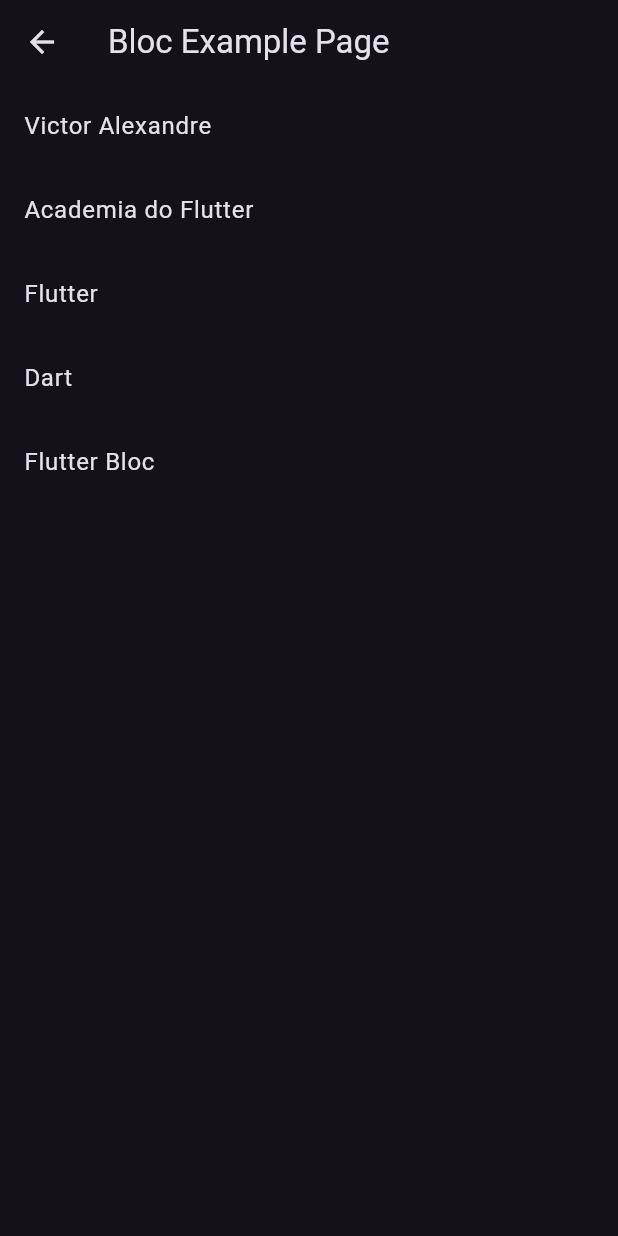
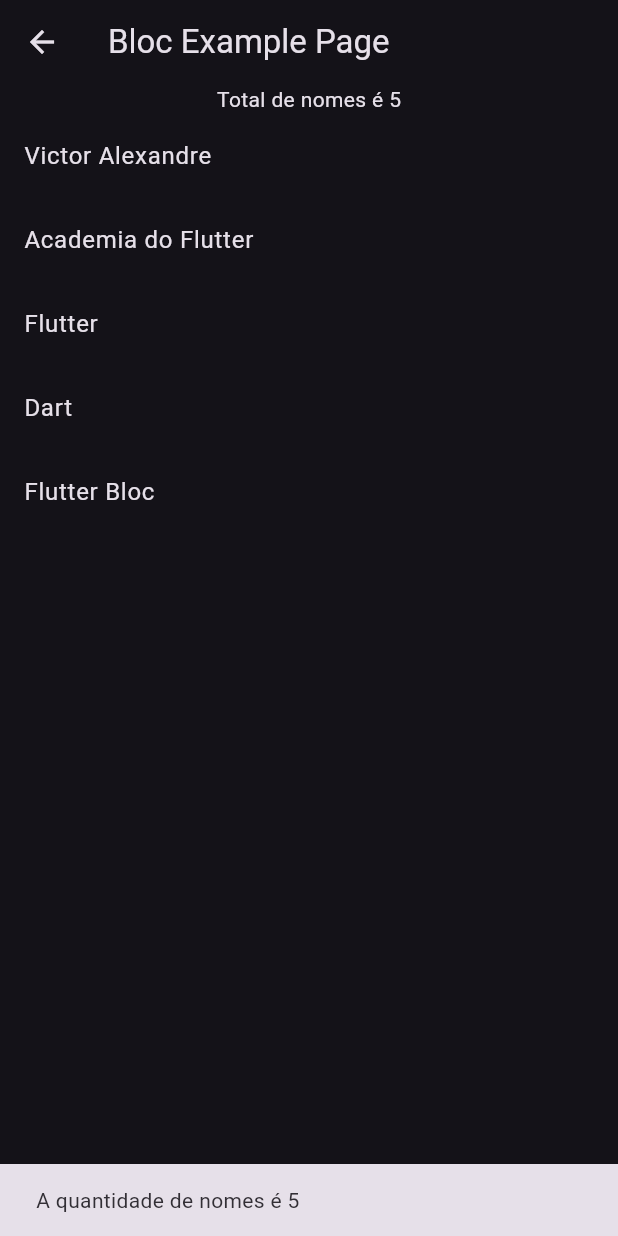
Before and after one commit to victorapc/contact_bloc, a Flutter app: the ExampleBlocPage screen opened by its route, on a phone screen of 412 x 824 dp. Run offline on Flutter 3.47's test engine with Material 2 defaults, Android fonts, the phone set to English and light mode, and no system bars; our stand-ins replace bloc, flutter_bloc.

Commit message:
Configurando example page com outros widgets

```diff
--- a/lib/feature/bloc_example/bloc_estrutura_example/example_bloc.dart
+++ b/lib/feature/bloc_example/bloc_estrutura_example/example_bloc.dart
@@ -22,7 +22,7 @@ class ExampleBloc extends Bloc<ExampleEvent, ExampleState> {
       'Dart',
       'Flutter Bloc',
     ];
-
+    await Future.delayed(const Duration(seconds: 1));
     emit(ExampleStateData(names: names));
   }
 }
--- a/lib/feature/bloc_example/example_bloc_page.dart
+++ b/lib/feature/bloc_example/example_bloc_page.dart
@@ -11,10 +11,85 @@ class ExampleBlocPage extends StatelessWidget {
       appBar: AppBar(
         title: const Text('Bloc Example Page'),
       ),
-      body: BlocBuilder<ExampleBloc, ExampleState>(
+      // BlocLister é responsável em escutar as alterações.
+      body: BlocListener<ExampleBloc, ExampleState>(
+        listener: (context, state) {
+          if (state is ExampleStateData) {
+            ScaffoldMessenger.of(context).showSnackBar(
+              SnackBar(
+                content: Text('A quantidade de nomes é ${state.names.length}'),
+              ),
+            );
+          }
+        },
+        child: Column(
+          children: [
+            BlocConsumer<ExampleBloc, ExampleState>(
+              builder: (_, state) {
+                if (state is ExampleStateData) {
+                  return Text('Total de nomes é ${state.names.length}');
+                }
+                return const SizedBox.shrink();
+              },
+              listener: (context, state) {
+                debugPrint('Estado alterado para ${state.runtimeType}');
+              },
+            ),
+            BlocSelector<ExampleBloc, ExampleState, bool>(
+              selector: (state) {
+                if (state is ExampleStateInitial) {
+                  return true;
+                }
+
+                return false;
+              },
+              builder: (context, showLoader) {
+                if (showLoader) {
+                  return const Expanded(
+                    child: Center(
+                      child: CircularProgressIndicator(),
+                    ),
+                  );
+                }
+
+                return const SizedBox.shrink();
+              },
+            ),
+            // Usar esse BlocSelector pra listView ou o BlocBuilder.
+            BlocSelector<ExampleBloc, ExampleState, List<String>>(
+              selector: (state) {
+                if (state is ExampleStateData) {
+                  return state.names;
+                }
+
+                return [];
+              },
+              builder: (context, names) {
+                return ListView.builder(
+                  // Quando tem ListView dentro de uma colum, é necessário essa propriedade para reconhecer
+                  // e montar os elementos.
+                  shrinkWrap: true,
+                  itemCount: names.length,
+                  itemBuilder: (context, index) {
+                    final name = names[index];
+                    return ListTile(
+                      onTap: () {
+                        debugPrint('Usuário $name selecionado.');
+                      },
+                      title: Text(name),
+                    );
+                  },
+                );
+              },
+            ),
+            /*BlocBuilder<ExampleBloc, ExampleState>(
               builder: (context, state) {
                 if (state is ExampleStateData) {
+                  if (state.names.isNotEmpty) {
                     return ListView.builder(
+                      // Quando tem ListView dentro de uma colum, é necessário essa propriedade para reconhecer
+                      // e montar os elementos.
+                      shrinkWrap: true,
                       itemCount: state.names.length,
                       itemBuilder: (context, index) {
                         final name = state.names[index];
@@ -23,13 +98,21 @@ class ExampleBlocPage extends StatelessWidget {
                         );
                       },
                     );
-          }
-
-          return const Center(
+                  } else {
+                    return const Expanded(
+                      child: Center(
                         child: Text('Nenhum nome cadastrado.'),
-          );
-        },
                       ),
                     );
                   }
                 }
+
+                return const SizedBox.shrink();
+              },
+            ),*/
+          ],
+        ),
+      ),
+    );
+  }
+}
```
Lines whose indentation alone changed are shown as unchanged.
